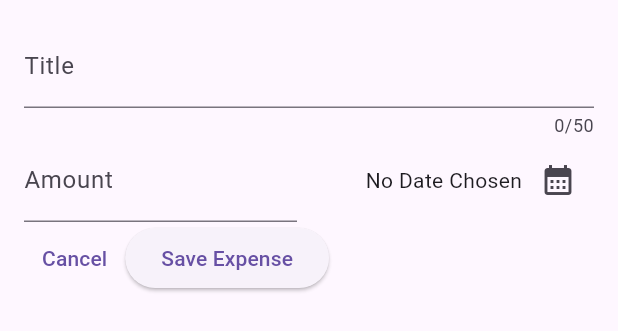
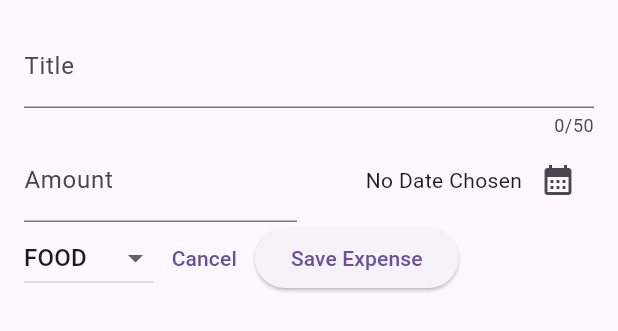
Before and after one commit to rasikasrimal/ExpenseManager, a Flutter app: the NewExpense widget shown alone on an empty page, opened directly, on a phone screen of 412 x 824 dp. Shown: the top 331 px of the screen. Run offline on Flutter 3.47's test engine with Material 2 defaults, Android fonts, the phone set to English and light mode, and no system bars.

Commit message:
Added Drop Down Button To Choose Category

```diff
--- a/lib/widgets/new_expense.dart
+++ b/lib/widgets/new_expense.dart
@@ -14,6 +14,7 @@ class _NewExpenseState extends State<NewExpense> {
   final _titleController = TextEditingController();
   final _amountController = TextEditingController();
   DateTime? _selectedDate;
+  Category _selectedCategory = Category.Food;
 
   void _percentDatePicker() async {
     final initialDate = DateTime.now();
@@ -82,6 +83,27 @@ class _NewExpenseState extends State<NewExpense> {
           ),
           Row(
             children: [
+              DropdownButton(
+                value: _selectedCategory,
+                items: Category.values
+                    .map(
+                      (category) => DropdownMenuItem(
+                        value: category,
+                        child: Text(
+                          category.name.toUpperCase(),
+                        ),
+                      ),
+                    )
+                    .toList(),
+                onChanged: (value) {
+                  setState(() {
+                    if (value == null) {
+                      return;
+                    }
+                    _selectedCategory = value;
+                  });
+                },
+              ),
               TextButton(
                 onPressed: () {
                   Navigator.pop(context);
```
